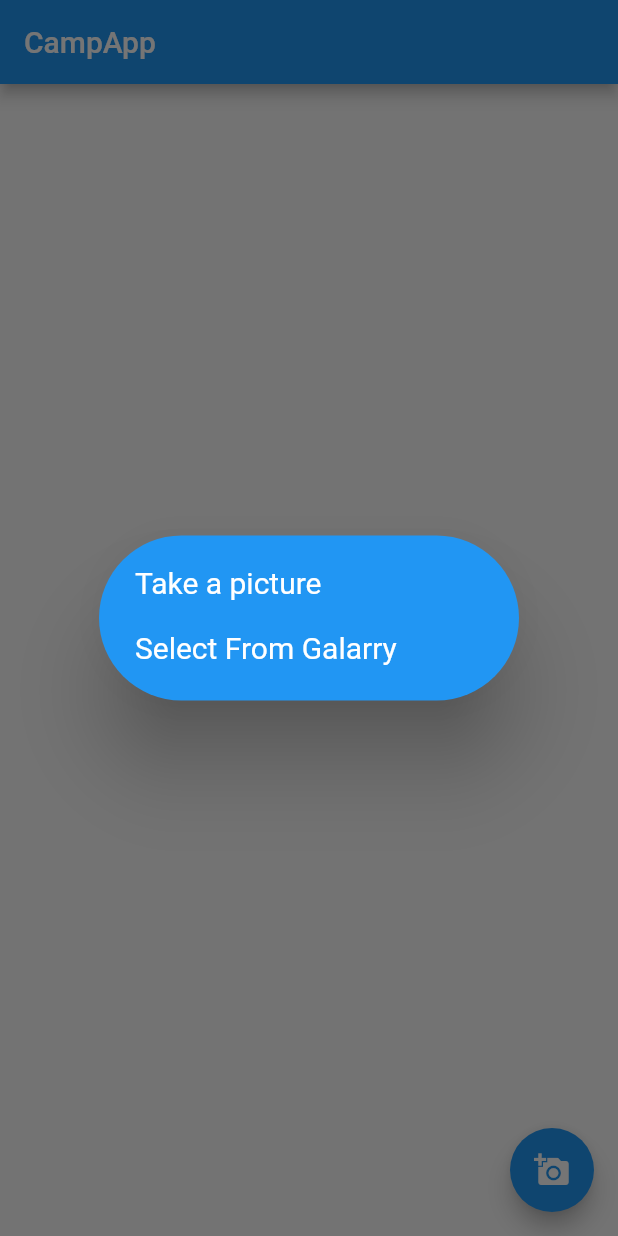
After one commit to Shivank-Mittal/FlutterAPPLearning, a Flutter app: the MyHomePage screen opened directly, after a tap on the "add a photo" icon, on a phone screen of 412 x 824 dp. The commit adds this screen. Run offline on Flutter 3.47's test engine with Material 2 defaults, Android fonts, the phone set to English and light mode, and no system bars; our stand-ins replace audioplayers, image_picker.

Commit message:
Camera aap Completed

```diff
--- a/07/spanishAudioCounter/lib/HomePage.dart
+++ b/07/spanishAudioCounter/lib/HomePage.dart
@@ -51,7 +51,7 @@
                   padding: EdgeInsets.all(10),
                   gridDelegate: SliverGridDelegateWithFixedCrossAxisCount
                   (
-                    crossAxisCount: 3,
+                    crossAxisCount: 2,
                     childAspectRatio: 2.0,
                     crossAxisSpacing: 10,
                     mainAxisSpacing: 10.0,
--- /dev/null
+++ b/08/myCameraApp/lib/MyhomePage.dart
@@ -0,0 +1,84 @@
+import 'package:flutter/material.dart';
+import 'package:image_picker/image_picker.dart';
+import 'dart:io';
+import 'dart:async';
+
+class MyHomePage extends StatefulWidget {
+  @override
+  _MyHomePageState createState() => _MyHomePageState();
+}
+
+class _MyHomePageState extends State<MyHomePage> {
+
+  File _image;
+
+  Future openCamera() async {
+    var image = await ImagePicker.pickImage(source: ImageSource.camera);
+
+    setState(() {
+      _image = image;
+    });
+  }
+
+  Future openGalary() async {
+    var image = await ImagePicker.pickImage(source: ImageSource.gallery);
+
+    setState(() {
+      _image = image;
+    });
+  }
+
+  Future<void> _optionDialogBox(){
+    return showDialog(
+      context: context,
+      builder: (BuildContext context){
+        return AlertDialog(
+          backgroundColor: Colors.blue,
+          shape: StadiumBorder(),
+          content: SingleChildScrollView(
+            child: ListBody(
+              children: <Widget>[
+                GestureDetector(
+                  child: Text('Take a picture',
+                  style: TextStyle(color: Colors.white , fontSize: 20.0),
+                  ),
+                  onTap: (){
+                    openCamera();
+                  },
+                ),
+                Padding(padding: EdgeInsets.all(10.0)),
+                 GestureDetector(
+                  child: Text('Select From Galarry',
+                  style: TextStyle(color: Colors.white , fontSize: 20.0),
+                  ),
+                  onTap: (){
+                    openGalary();
+                  },
+                )
+
+              ],
+            )
+          ),
+        );
+      }
+    );
+  }
+
+  @override
+  Widget build(BuildContext context) {
+    return Scaffold(
+      appBar: AppBar(
+        title: Text('CampApp'),
+      ),
+      body: Center(
+        child: _image == null ? Text('No Image') : Image.file(_image) ,
+      ),
+      floatingActionButton: FloatingActionButton
+      (
+        onPressed: _optionDialogBox,
+        child: Icon(Icons.add_a_photo),
+        tooltip: 'Open Camera',
+      ),
+    );
+  }
+}
--- /dev/null
+++ b/08/myCameraApp/lib/main.dart
@@ -0,0 +1,17 @@
+import 'package:flutter/material.dart';
+import 'MyhomePage.dart';
+void main() => runApp(CampApp());
+
+class CampApp extends StatelessWidget {
+  @override
+  Widget build(BuildContext context) {
+    return MaterialApp(
+      title: 'CampApp',
+      debugShowCheckedModeBanner: false,
+      theme: ThemeData(
+        primarySwatch: Colors.blue
+       ),
+       home: MyHomePage(),
+    );
+  }
+}
```
Also changed, not shown: 08/myCameraApp/pubspec.yaml (added, +77 -0 lines), 08/myCameraApp/pubspec.lock (added), 59 other files.
